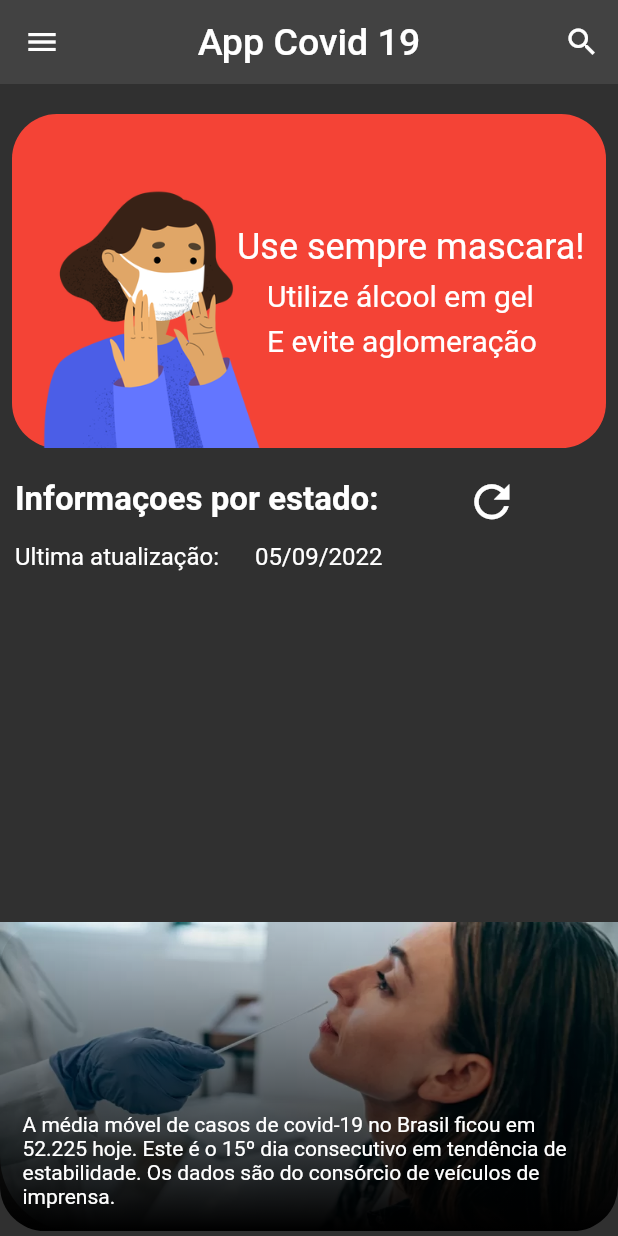
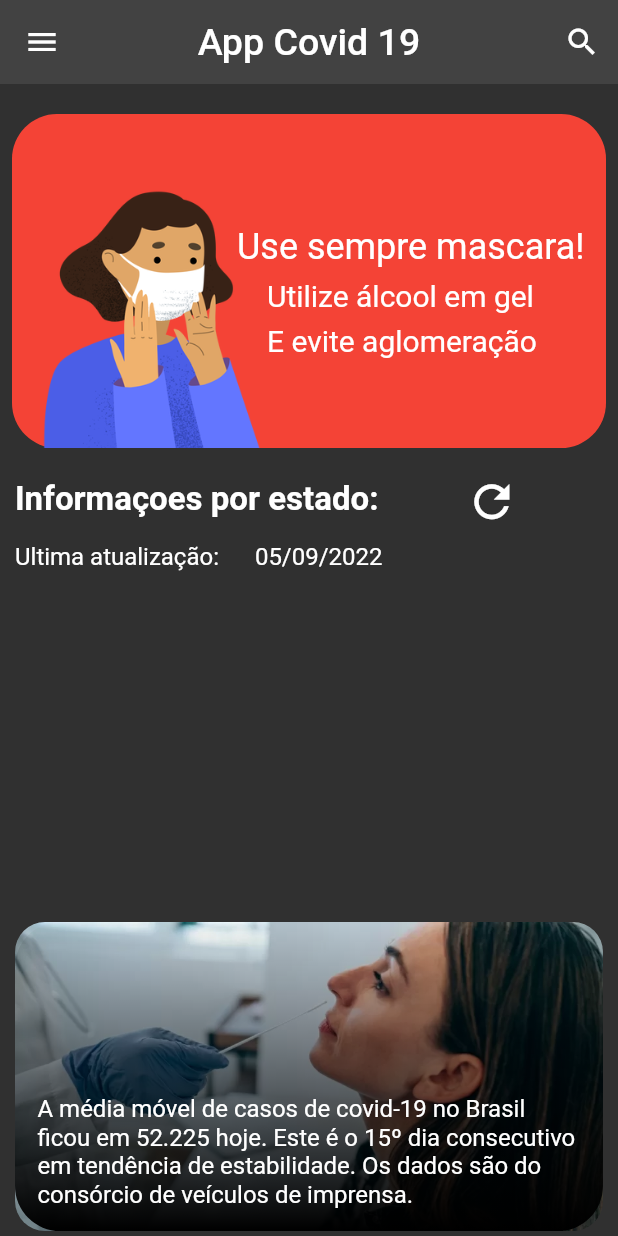
Before and after one commit to DevGomes78/flutter-covidApp, a Flutter app: the screen it shows after launch, on a phone screen of 412 x 824 dp. Run offline on Flutter 3.47's test engine with Material 2 defaults, Android fonts, the phone set to English and light mode, and no system bars; our stand-ins replace syncfusion_flutter_charts; network calls fail.

Commit message:
atuaçizao layout covid_page_list.dart

```diff
--- a/lib/views/covid_page_list.dart
+++ b/lib/views/covid_page_list.dart
@@ -100,15 +100,14 @@ class _CovidPageListState extends State<CovidPageList> {
               const SizedBox(height: 15),
               Stack(
                 children: [
-                  Container(
+                  Padding(
+                    padding: const EdgeInsets.symmetric(horizontal: 10),
+                    child: Container(
                       height: constraints.maxHeight / 4,
                       width: double.infinity,
-                    decoration: const BoxDecoration(
-                      borderRadius: BorderRadius.only(
-                        bottomLeft: Radius.circular(50),
-                        bottomRight: Radius.circular(50),
-                      ),
-                      image: DecorationImage(
+                      decoration: BoxDecoration(
+                        borderRadius: BorderRadius.circular(20),
+                        image: const DecorationImage(
                           image: AssetImage('images/teste.jpg.webp'),
                           fit: BoxFit.fill,
                         ),
@@ -127,14 +126,16 @@ class _CovidPageListState extends State<CovidPageList> {
                         child: Column(
                           mainAxisAlignment: MainAxisAlignment.end,
                           crossAxisAlignment: CrossAxisAlignment.start,
-                        children: [
+                          children: const [
                             Padding(
-                            padding: const EdgeInsets.all(15.0),
+                              padding: EdgeInsets.all(15.0),
                               child: Text(
                                 StringConstants.NoticiasTexto,
+                                style: TextStyle(fontSize: 16),
                               ),
                             ),
                           ],
+                        ),
                       ),
                     ),
                   ),
```
Lines whose indentation alone changed are shown as unchanged.
